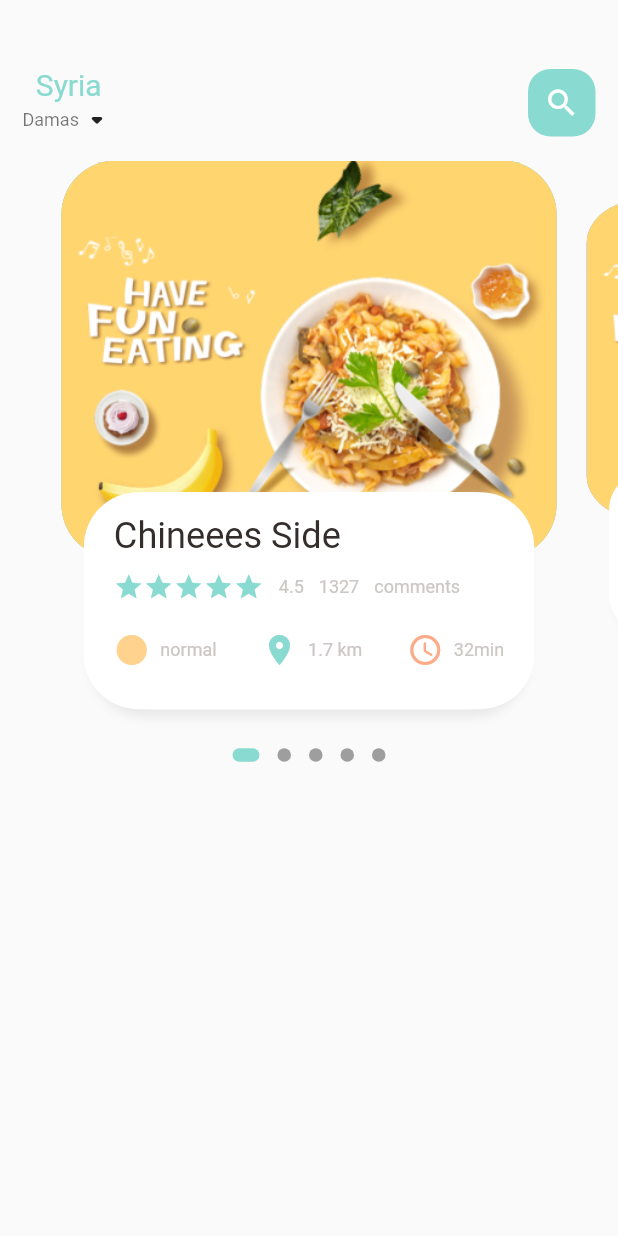
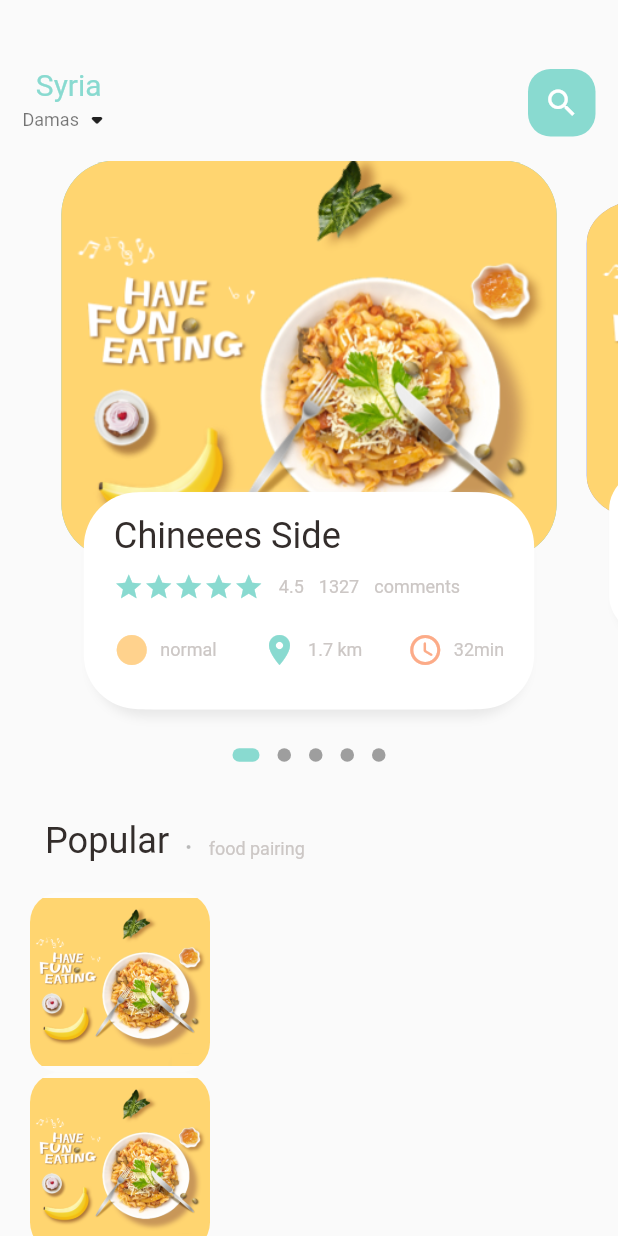
Before and after one commit to leprofessionnel79/food_app, a Flutter app: the screen it shows after launch, on a phone screen of 412 x 824 dp. Run offline on Flutter 3.47's test engine with Material 2 defaults, Android fonts, the phone set to English and light mode, and no system bars; drawn by our look-alikes of dots_indicator; our stand-ins replace get.

Commit message:
add scrollable widgets

```diff
--- a/lib/home/food_page_body.dart
+++ b/lib/home/food_page_body.dart
@@ -62,6 +62,63 @@ class _FoodPageBodyState extends State<FoodPageBody> {
             activeShape: RoundedRectangleBorder(
                 borderRadius: BorderRadius.circular(5.0)),
           ),
+        ),
+        SizedBox(
+          height: 30,
+        ),
+        Container(
+          margin: EdgeInsets.only(left: 30),
+          child: Row(
+            crossAxisAlignment: CrossAxisAlignment.end,
+            children: [
+              BigText(text: "Popular"),
+              SizedBox(
+                width: 10,
+              ),
+              Container(
+                margin: EdgeInsets.only(bottom: 3),
+                child: BigText(
+                  text: ".",
+                  color: Colors.black26,
+                ),
+              ),
+              SizedBox(
+                width: 10,
+              ),
+              Container(
+                margin: EdgeInsets.only(bottom: 2),
+                child: SmallText(
+                  text: "food pairing",
+                ),
+              ),
+            ],
+          ),
+        ),
+        SizedBox(
+          height: 20,
+        ),
+        Container(
+          height: 500,
+          child: ListView.builder(
+              itemCount: 10,
+              itemBuilder: (context, index) {
+                return Container(
+                  margin: EdgeInsets.only(left: 20, right: 20),
+                  child: Row(
+                    children: [
+                      Container(
+                        height: 120,
+                        width: 120,
+                        decoration: BoxDecoration(
+                            borderRadius: BorderRadius.circular(20),
+                            color: Colors.white38,
+                            image: DecorationImage(
+                                image: AssetImage("assets/image/food0.png"))),
+                      )
+                    ],
+                  ),
+                );
+              }),
         )
       ],
     );
--- a/lib/home/main_food_page.dart
+++ b/lib/home/main_food_page.dart
@@ -60,7 +60,9 @@ class _MainFoodPageState extends State<MainFoodPage> {
               ),
             ),
           ),
-          FoodPageBody()
+          Expanded(child: SingleChildScrollView(
+            child:FoodPageBody() ,
+          ))
         ],
       ),
     );
```
